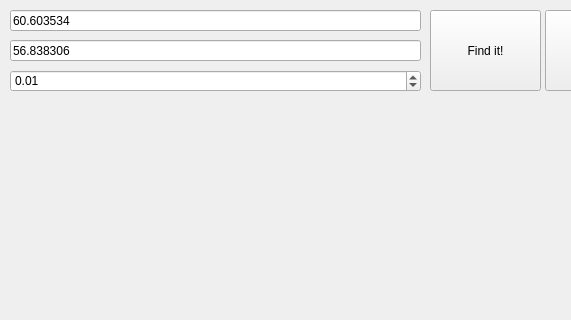
Qt form map.ui (Bitrys/Zmih_Map) before a commit; both pictures show x 0 to 571 and y 0 to 320 of the 1122 by 895 pixel window.
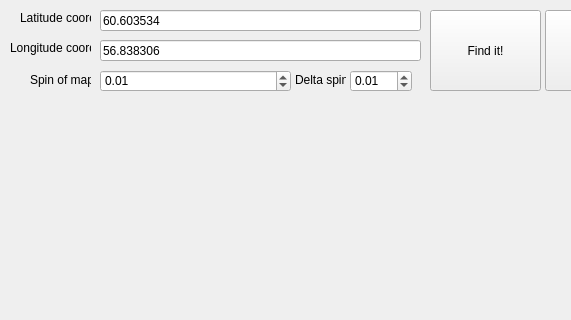
The same form after that commit.

Commit message: Added delta spin and UI

```diff
--- a/map.ui
+++ b/map.ui
@@ -16,9 +16,9 @@
   <widget class="QLineEdit" name="latit_inp">
    <property name="geometry">
     <rect>
-     <x>10</x>
+     <x>100</x>
      <y>10</y>
-     <width>411</width>
+     <width>321</width>
      <height>21</height>
     </rect>
    </property>
@@ -45,9 +45,9 @@
   <widget class="QLineEdit" name="longit_inp">
    <property name="geometry">
     <rect>
-     <x>10</x>
+     <x>100</x>
      <y>40</y>
-     <width>411</width>
+     <width>321</width>
      <height>21</height>
     </rect>
    </property>
@@ -74,9 +74,9 @@
   <widget class="QDoubleSpinBox" name="spin">
    <property name="geometry">
     <rect>
-     <x>10</x>
+     <x>100</x>
      <y>70</y>
-     <width>411</width>
+     <width>191</width>
      <height>22</height>
     </rect>
    </property>
@@ -188,6 +188,80 @@
     <string>Указывать почтовый индекс в адресной строке</string>
    </property>
   </widget>
+  <widget class="QDoubleSpinBox" name="to_step">
+   <property name="geometry">
+    <rect>
+     <x>350</x>
+     <y>70</y>
+     <width>62</width>
+     <height>22</height>
+    </rect>
+   </property>
+   <property name="minimum">
+    <double>0.000000000000000</double>
+   </property>
+   <property name="maximum">
+    <double>1.000000000000000</double>
+   </property>
+   <property name="singleStep">
+    <double>0.000001000000000</double>
+   </property>
+   <property name="value">
+    <double>0.010000000000000</double>
+   </property>
+  </widget>
+  <widget class="QLabel" name="delta_spin_label">
+   <property name="geometry">
+    <rect>
+     <x>295</x>
+     <y>72</y>
+     <width>51</width>
+     <height>16</height>
+    </rect>
+   </property>
+   <property name="text">
+    <string>Delta spin:</string>
+   </property>
+  </widget>
+  <widget class="QLabel" name="spin_label">
+   <property name="geometry">
+    <rect>
+     <x>30</x>
+     <y>72</y>
+     <width>61</width>
+     <height>16</height>
+    </rect>
+   </property>
+   <property name="text">
+    <string>Spin of map:</string>
+   </property>
+  </widget>
+  <widget class="QLabel" name="long_label">
+   <property name="geometry">
+    <rect>
+     <x>10</x>
+     <y>40</y>
+     <width>81</width>
+     <height>16</height>
+    </rect>
+   </property>
+   <property name="text">
+    <string>Longitude coord:</string>
+   </property>
+  </widget>
+  <widget class="QLabel" name="lat_label">
+   <property name="geometry">
+    <rect>
+     <x>20</x>
+     <y>10</y>
+     <width>71</width>
+     <height>16</height>
+    </rect>
+   </property>
+   <property name="text">
+    <string>Latitude coord:</string>
+   </property>
+  </widget>
  </widget>
  <resources/>
  <connections/>
```
The commit also changes 1 other file.
